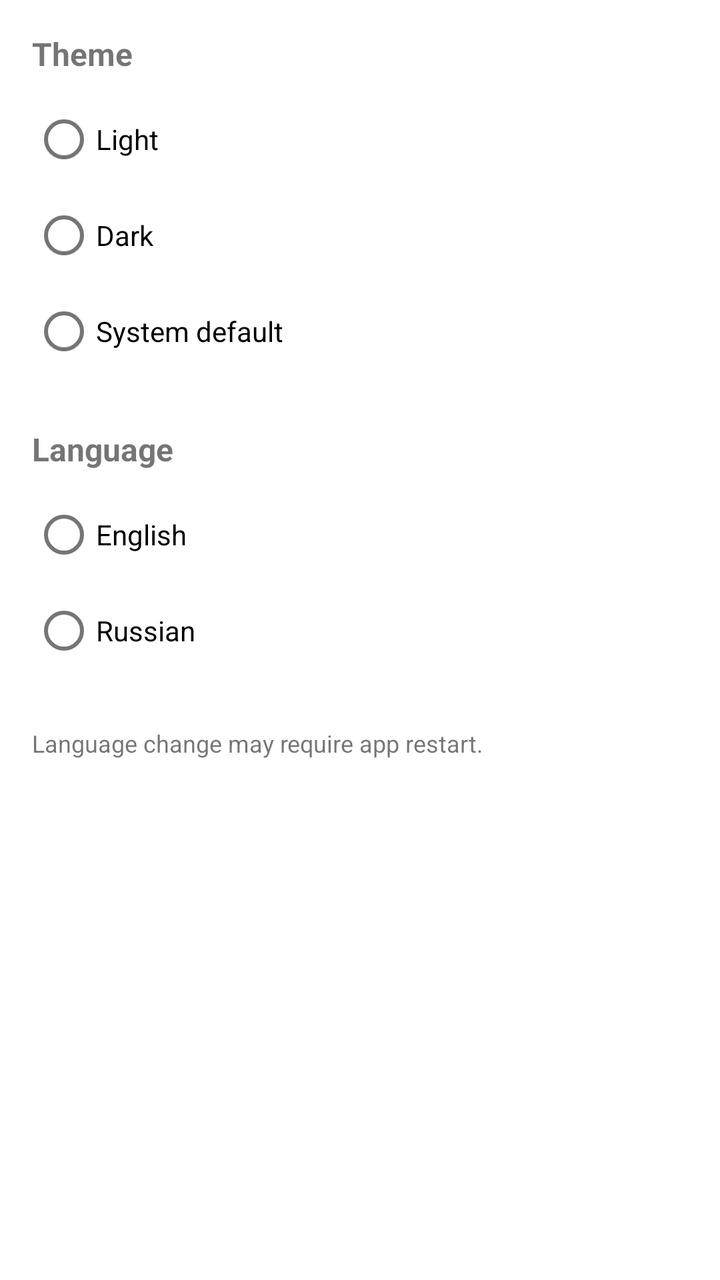
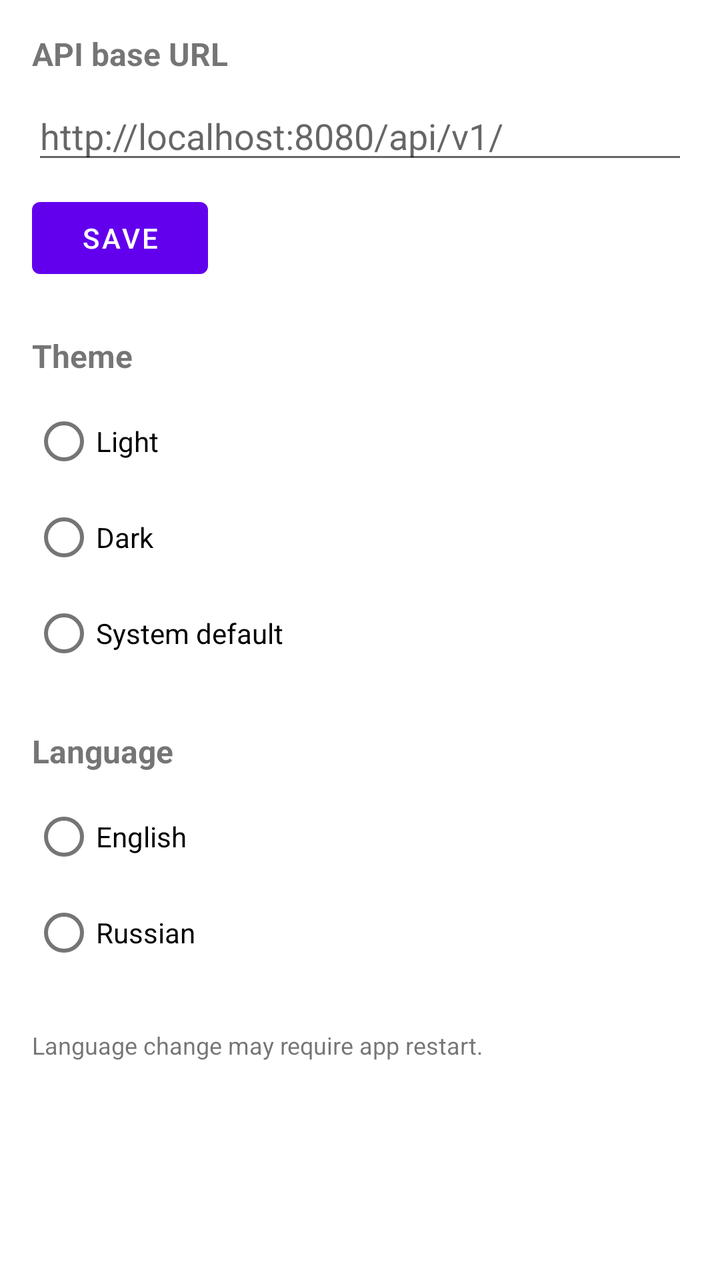

The first picture is an Android layout as it rendered before a commit; the second is the same layout after the commit. The layout source and the unified diff follow.
<!-- AndroidManifest.xml: application theme Theme.Car -->
<!-- res/layout/fragment_settings.xml -->
<?xml version="1.0" encoding="utf-8"?>
<ScrollView xmlns:android="http://schemas.android.com/apk/res/android"
    xmlns:tools="http://schemas.android.com/tools"
    android:layout_width="match_parent"
    android:layout_height="match_parent"
    android:padding="16dp">

    <LinearLayout
        android:layout_width="match_parent"
        android:layout_height="wrap_content"
        android:orientation="vertical">

        <TextView
            android:layout_width="wrap_content"
            android:layout_height="wrap_content"
            android:text="@string/settings_theme"
            android:textSize="16sp"
            android:textStyle="bold" />

        <RadioGroup
            android:id="@+id/settings_theme_group"
            android:layout_width="match_parent"
            android:layout_height="wrap_content"
            android:layout_marginTop="8dp"
            android:orientation="vertical">

            <RadioButton
                android:id="@+id/settings_theme_light"
                android:layout_width="match_parent"
                android:layout_height="wrap_content"
                android:text="@string/settings_theme_light" />

            <RadioButton
                android:id="@+id/settings_theme_dark"
                android:layout_width="match_parent"
                android:layout_height="wrap_content"
                android:text="@string/settings_theme_dark" />

            <RadioButton
                android:id="@+id/settings_theme_system"
                android:layout_width="match_parent"
                android:layout_height="wrap_content"
                android:text="@string/settings_theme_system" />
        </RadioGroup>

        <TextView
            android:layout_width="wrap_content"
            android:layout_height="wrap_content"
            android:layout_marginTop="24dp"
            android:text="@string/settings_language"
            android:textSize="16sp"
            android:textStyle="bold" />

        <RadioGroup
            android:id="@+id/settings_language_group"
            android:layout_width="match_parent"
            android:layout_height="wrap_content"
            android:layout_marginTop="8dp"
            android:orientation="vertical">

            <RadioButton
                android:id="@+id/settings_lang_en"
                android:layout_width="match_parent"
                android:layout_height="wrap_content"
                android:text="@string/settings_lang_english" />

            <RadioButton
                android:id="@+id/settings_lang_ru"
                android:layout_width="match_parent"
                android:layout_height="wrap_content"
                android:text="@string/settings_lang_russian" />
        </RadioGroup>

        <TextView
            android:layout_width="wrap_content"
            android:layout_height="wrap_content"
            android:layout_marginTop="24dp"
            android:text="@string/settings_restart_hint"
            android:textSize="12sp" />
    </LinearLayout>
</ScrollView>
<!-- resources referenced by this layout -->
<resources>
  <string name="settings_lang_english">English</string>
  <string name="settings_lang_russian">Russian</string>
  <string name="settings_language">Language</string>
  <string name="settings_restart_hint">Language change may require app restart.</string>
  <string name="settings_theme">Theme</string>
  <string name="settings_theme_dark">Dark</string>
  <string name="settings_theme_light">Light</string>
  <string name="settings_theme_system">System default</string>
  <style name="Theme.Car" parent="Theme.MaterialComponents.DayNight.DarkActionBar">
          
          <item name="colorPrimary">@color/purple_500</item>
          <item name="colorPrimaryVariant">@color/purple_700</item>
          <item name="colorOnPrimary">@color/white</item>
          
          <item name="colorSecondary">@color/teal_200</item>
          <item name="colorSecondaryVariant">@color/teal_700</item>
          <item name="colorOnSecondary">@color/black</item>
          
          <item name="android:statusBarColor">?attr/colorPrimaryVariant</item>
          
      </style>
  <color name="purple_500">#FF6200EE</color>
  <color name="purple_700">#FF3700B3</color>
  <color name="white">#FFFFFFFF</color>
  <color name="teal_200">#FF03DAC5</color>
  <color name="teal_700">#FF018786</color>
  <color name="black">#FF000000</color>
</resources>

<!-- the commit's change to res/layout/fragment_settings.xml (unified diff, before → after) -->
@@ -13,6 +13,29 @@
         <TextView
             android:layout_width="wrap_content"
             android:layout_height="wrap_content"
+            android:text="@string/settings_api_base_url"
+            android:textSize="16sp"
+            android:textStyle="bold" />
+
+        <EditText
+            android:id="@+id/settings_api_base_url"
+            android:layout_width="match_parent"
+            android:layout_height="wrap_content"
+            android:layout_marginTop="8dp"
+            android:inputType="textUri"
+            android:hint="@string/settings_api_base_url_hint" />
+
+        <Button
+            android:id="@+id/settings_api_base_url_save"
+            android:layout_width="wrap_content"
+            android:layout_height="wrap_content"
+            android:layout_marginTop="8dp"
+            android:text="@string/save" />
+
+        <TextView
+            android:layout_width="wrap_content"
+            android:layout_height="wrap_content"
+            android:layout_marginTop="24dp"
             android:text="@string/settings_theme"
             android:textSize="16sp"
             android:textStyle="bold" />
<!-- resource entries referenced after the edit -->
@@ -1,5 +1,8 @@
 <!-- resources referenced by this layout -->
 <resources>
+  <string name="save">Save</string>
+  <string name="settings_api_base_url">API base URL</string>
+  <string name="settings_api_base_url_hint">http://localhost:8080/api/v1/</string>
   <string name="settings_lang_english">English</string>
   <string name="settings_lang_russian">Russian</string>
   <string name="settings_language">Language</string>
